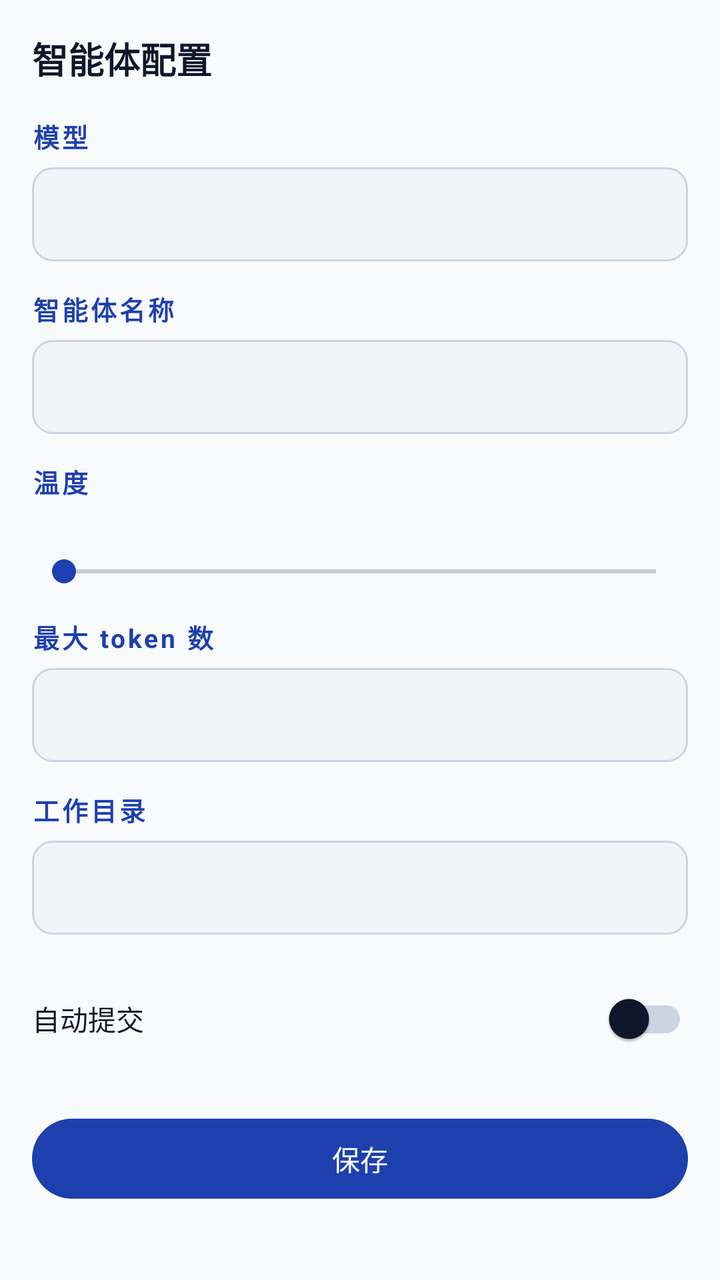
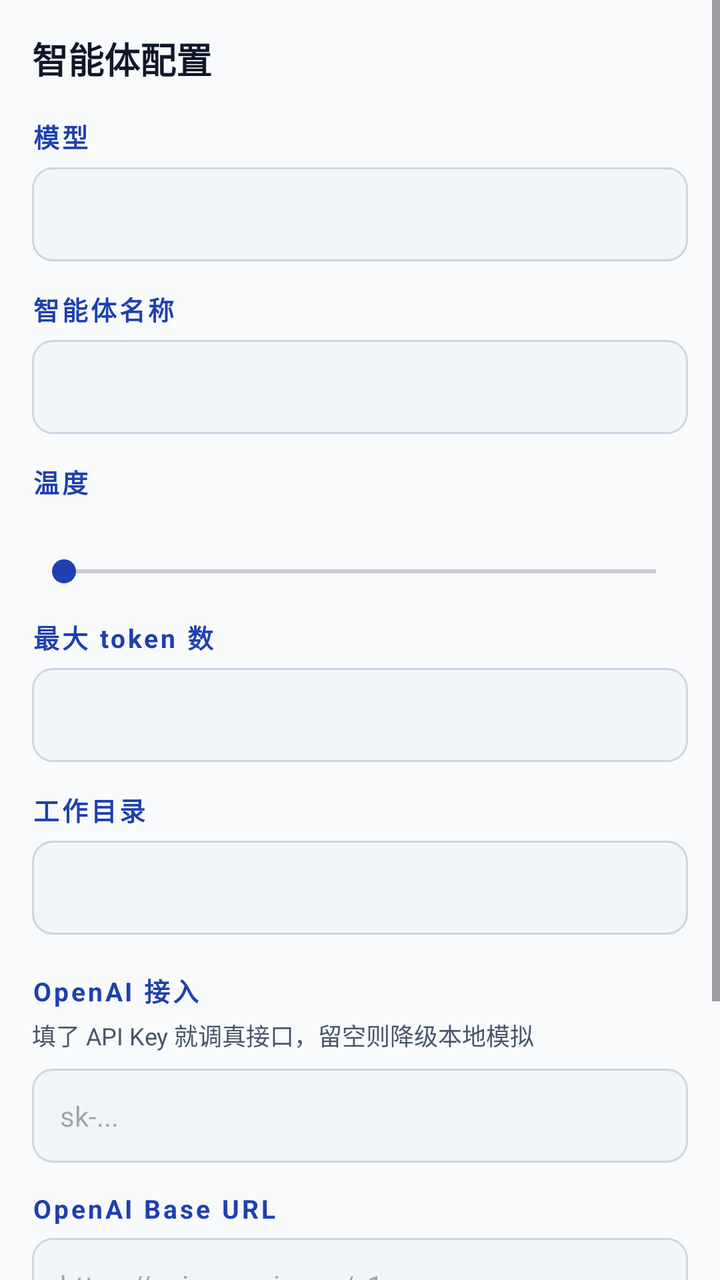

Before-and-after screenshots of an Android layout around one commit, followed by the original layout XML and the change that was made.
<!-- AndroidManifest.xml: application theme AppTheme -->
<!-- res/layout/fragment_config.xml -->
<?xml version="1.0" encoding="utf-8"?>
<ScrollView xmlns:android="http://schemas.android.com/apk/res/android"
    xmlns:app="http://schemas.android.com/apk/res-auto"
    android:layout_width="match_parent"
    android:layout_height="match_parent"
    android:background="?android:colorBackground">

    <LinearLayout
        android:layout_width="match_parent"
        android:layout_height="wrap_content"
        android:orientation="vertical"
        android:padding="16dp">

        <TextView
            android:layout_width="match_parent"
            android:layout_height="wrap_content"
            android:text="@string/agent_config"
            android:textSize="18sp"
            android:textStyle="bold"
            android:textColor="?attr/colorOnSurface" />

        <TextView
            android:layout_width="wrap_content"
            android:layout_height="wrap_content"
            android:layout_marginTop="16dp"
            android:text="@string/model"
            style="@style/SectionHeader" />

        <EditText
            android:id="@+id/config_model"
            android:layout_width="match_parent"
            android:layout_height="wrap_content"
            android:layout_marginTop="6dp"
            android:background="@drawable/bg_input"
            android:padding="14dp"
            android:textSize="14sp"
            android:inputType="text"
            android:textColor="?attr/colorOnSurface" />

        <TextView
            android:layout_width="wrap_content"
            android:layout_height="wrap_content"
            android:layout_marginTop="14dp"
            android:text="@string/agent_name"
            style="@style/SectionHeader" />

        <EditText
            android:id="@+id/config_agent"
            android:layout_width="match_parent"
            android:layout_height="wrap_content"
            android:layout_marginTop="6dp"
            android:background="@drawable/bg_input"
            android:padding="14dp"
            android:textSize="14sp"
            android:inputType="text"
            android:textColor="?attr/colorOnSurface" />

        <TextView
            android:layout_width="wrap_content"
            android:layout_height="wrap_content"
            android:layout_marginTop="14dp"
            android:text="@string/temperature"
            style="@style/SectionHeader" />

        <TextView
            android:id="@+id/config_temp_label"
            android:layout_width="wrap_content"
            android:layout_height="wrap_content"
            android:layout_marginTop="4dp"
            android:textSize="12sp"
            android:textColor="?attr/colorOnSurfaceVariant" />

        <SeekBar
            android:id="@+id/config_temp"
            android:layout_width="match_parent"
            android:layout_height="wrap_content"
            android:layout_marginTop="6dp"
            android:max="2000"
            android:progress="0" />

        <TextView
            android:layout_width="wrap_content"
            android:layout_height="wrap_content"
            android:layout_marginTop="14dp"
            android:text="@string/max_tokens"
            style="@style/SectionHeader" />

        <EditText
            android:id="@+id/config_max_tokens"
            android:layout_width="match_parent"
            android:layout_height="wrap_content"
            android:layout_marginTop="6dp"
            android:background="@drawable/bg_input"
            android:padding="14dp"
            android:textSize="14sp"
            android:inputType="number"
            android:textColor="?attr/colorOnSurface" />

        <TextView
            android:layout_width="wrap_content"
            android:layout_height="wrap_content"
            android:layout_marginTop="14dp"
            android:text="@string/workspace"
            style="@style/SectionHeader" />

        <EditText
            android:id="@+id/config_workspace"
            android:layout_width="match_parent"
            android:layout_height="wrap_content"
            android:layout_marginTop="6dp"
            android:background="@drawable/bg_input"
            android:padding="14dp"
            android:textSize="14sp"
            android:inputType="text"
            android:textColor="?attr/colorOnSurface" />

        <LinearLayout
            android:layout_width="match_parent"
            android:layout_height="wrap_content"
            android:orientation="horizontal"
            android:layout_marginTop="18dp"
            android:gravity="center_vertical">

            <TextView
                android:layout_width="0dp"
                android:layout_height="wrap_content"
                android:layout_weight="1"
                android:text="@string/auto_commit"
                android:textSize="14sp"
                android:textColor="?attr/colorOnSurface" />

            <com.google.android.material.switchmaterial.SwitchMaterial
                android:id="@+id/config_autocommit"
                android:layout_width="wrap_content"
                android:layout_height="wrap_content" />
        </LinearLayout>

        <com.google.android.material.button.MaterialButton
            android:id="@+id/config_save"
            android:layout_width="match_parent"
            android:layout_height="wrap_content"
            android:layout_marginTop="22dp"
            android:text="@string/save"
            style="@style/Widget.Material3.Button" />

    </LinearLayout>
</ScrollView>
<!-- resources referenced by this layout -->
<resources>
  <!-- drawable bg_input (drawable) -->
  <?xml version="1.0" encoding="utf-8"?>
  <shape xmlns:android="http://schemas.android.com/apk/res/android" android:shape="rectangle">
      <solid android:color="@color/surface_variant" />
      <stroke android:width="1dp" android:color="@color/outline" />
      <corners android:radius="10dp" />
  </shape>
  <string name="agent_config">智能体配置</string>
  <string name="agent_name">智能体名称</string>
  <string name="auto_commit">自动提交</string>
  <string name="max_tokens">最大 token 数</string>
  <string name="model">模型</string>
  <string name="save">保存</string>
  <string name="temperature">温度</string>
  <string name="workspace">工作目录</string>
  <style name="SectionHeader">
          <item name="android:textSize">13sp</item>
          <item name="android:textStyle">bold</item>
          <item name="android:textColor">@color/seed_blue</item>
          <item name="android:letterSpacing">0.1</item>
      </style>
  <style name="AppTheme" parent="Theme.Material3.Light.NoActionBar">
          <item name="colorPrimary">@color/seed_blue</item>
          <item name="colorPrimaryVariant">@color/seed_blue</item>
          <item name="colorOnPrimary">@color/on_primary</item>
          <item name="colorSecondary">@color/seed_blue</item>
          <item name="colorOnSecondary">@color/on_primary</item>
          <item name="android:colorBackground">@color/background</item>
          <item name="colorSurface">@color/surface</item>
          <item name="colorOnSurface">@color/on_surface</item>
          <item name="colorOnSurfaceVariant">@color/on_surface_variant</item>
          <item name="colorOutline">@color/outline</item>
          <item name="colorError">@color/error</item>
          <item name="android:statusBarColor">@color/surface</item>
          <item name="android:windowLightStatusBar">true</item>
          <item name="android:navigationBarColor">@color/surface</item>
      </style>
  <color name="surface_variant">#F1F5F9</color>
  <color name="outline">#CBD5E1</color>
  <color name="seed_blue">#1E40AF</color>
  <color name="on_primary">#FFFFFF</color>
  <color name="background">#F8FAFC</color>
  <color name="surface">#FFFFFF</color>
  <color name="on_surface">#0F172A</color>
  <color name="on_surface_variant">#475569</color>
  <color name="error">#DC2626</color>
</resources>

<!-- the commit's change to res/layout/fragment_config.xml (unified diff, before → after) -->
@@ -114,6 +114,52 @@
             android:inputType="text"
             android:textColor="?attr/colorOnSurface" />
 
+        <TextView
+            android:layout_width="wrap_content"
+            android:layout_height="wrap_content"
+            android:layout_marginTop="18dp"
+            android:text="OpenAI 接入"
+            style="@style/SectionHeader" />
+
+        <TextView
+            android:layout_width="match_parent"
+            android:layout_height="wrap_content"
+            android:layout_marginTop="4dp"
+            android:text="填了 API Key 就调真接口，留空则降级本地模拟"
+            android:textSize="12sp"
+            android:textColor="?attr/colorOnSurfaceVariant" />
+
+        <EditText
+            android:id="@+id/config_openai_key"
+            android:layout_width="match_parent"
+            android:layout_height="wrap_content"
+            android:layout_marginTop="8dp"
+            android:background="@drawable/bg_input"
+            android:padding="14dp"
+            android:textSize="14sp"
+            android:inputType="textPassword"
+            android:hint="sk-..."
+            android:textColor="?attr/colorOnSurface" />
+
+        <TextView
+            android:layout_width="wrap_content"
+            android:layout_height="wrap_content"
+            android:layout_marginTop="14dp"
+            android:text="OpenAI Base URL"
+            style="@style/SectionHeader" />
+
+        <EditText
+            android:id="@+id/config_openai_url"
+            android:layout_width="match_parent"
+            android:layout_height="wrap_content"
+            android:layout_marginTop="6dp"
+            android:background="@drawable/bg_input"
+            android:padding="14dp"
+            android:textSize="14sp"
+            android:inputType="textUri"
+            android:hint="https://api.openai.com/v1"
+            android:textColor="?attr/colorOnSurface" />
+
         <LinearLayout
             android:layout_width="match_parent"
             android:layout_height="wrap_content"
